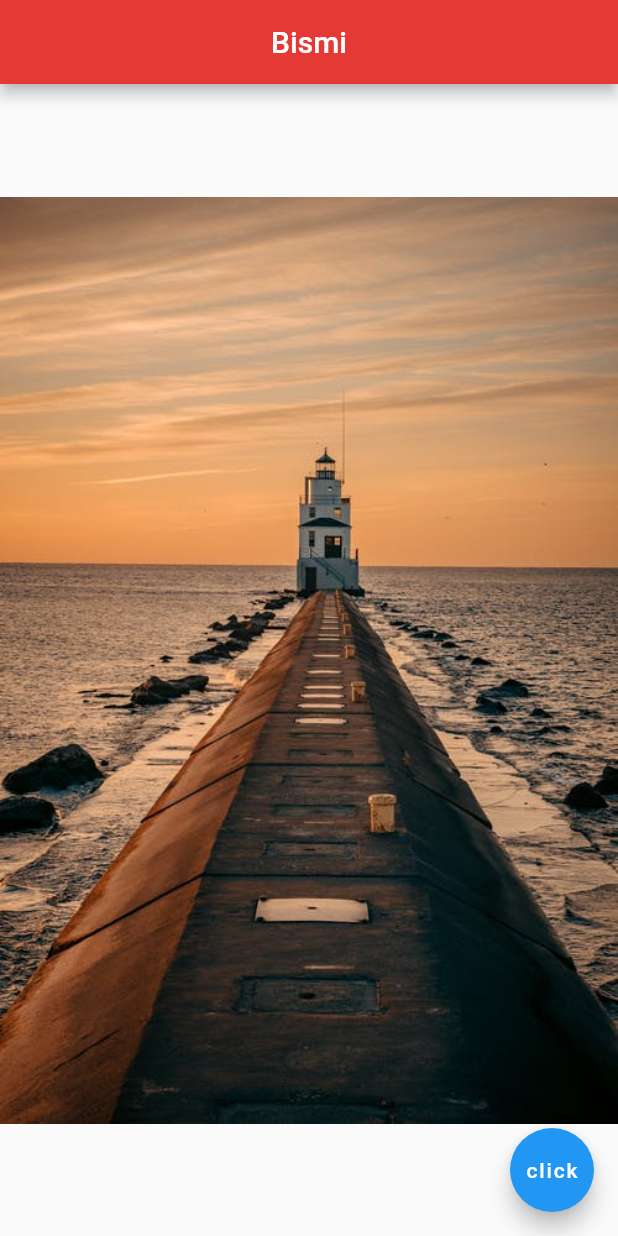
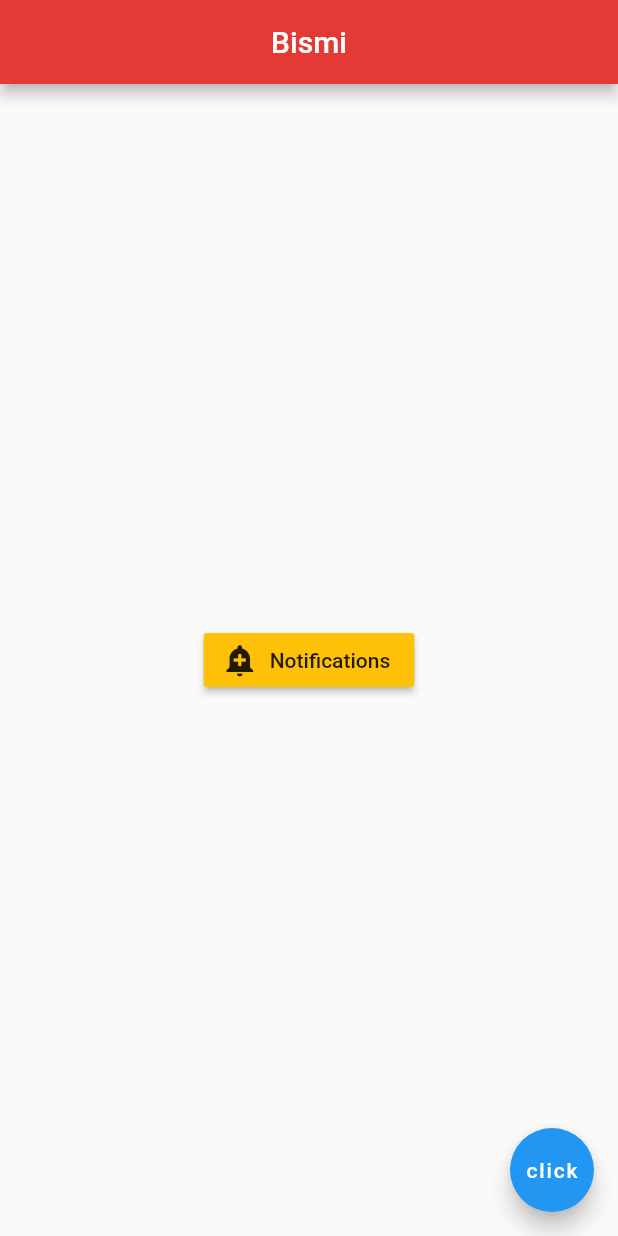
Before and after one commit to Suganth-S/flutter_handson, a Flutter app: the screen it shows after launch, on a phone screen of 412 x 824 dp. Run offline on Flutter 3.47's test engine with Material 2 defaults, Android fonts, the phone set to English and light mode, and no system bars.

Commit message:
Buttons and Icons commit

```diff
--- a/lib/main.dart
+++ b/lib/main.dart
@@ -15,8 +15,21 @@ class Home extends StatelessWidget {
           backgroundColor: Colors.red[600],
         ),
         body: Center(
-          //  child: Image.network('https://www.google.com/url?sa=i&url=https%3A%2F%2Fbuddy.works%2Fblog%2Fintroducing-flutter&psig=AOvVaw2Lg7hE8sNs6hgGB4Wlq10V&ust=1615533576046000&source=images&cd=vfe&ved=0CAIQjRxqFwoTCNjg_t3Zp-8CFQAAAAAdAAAAABAD'),
-          child: Image.asset('assets/image-1.jpeg'),
+          // child: Icon(
+          //   Icons.add_alert,
+          //   color: Colors.deepOrange[200],
+          //   size: 100.0,
+          // ),
+          child: RaisedButton.icon(
+              onPressed: () {
+                print('No new Notifications');
+              },
+              icon: Icon(
+                Icons.add_alert
+              ),
+            label: Text('Notifications'),
+            color: Colors.amber,
+          ),
           ),
         floatingActionButton: FloatingActionButton(
         onPressed: () {},
```
